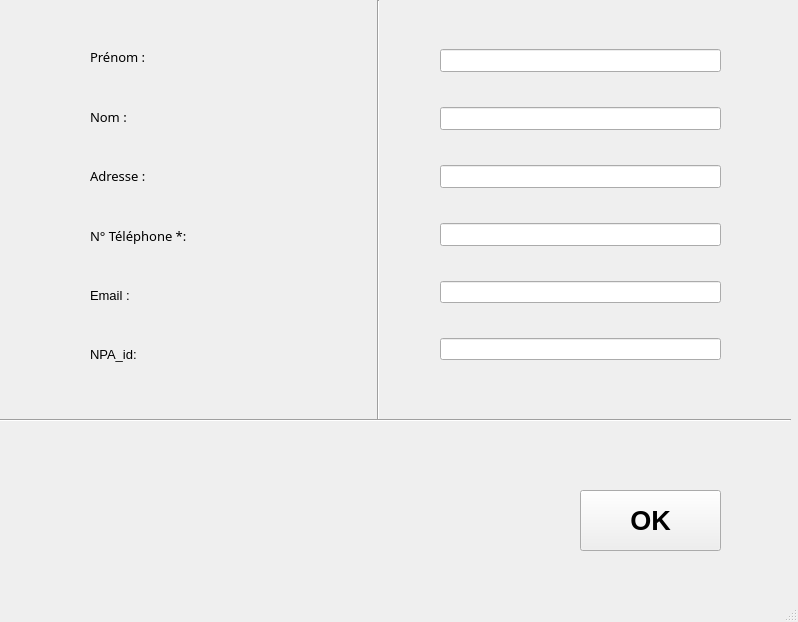
First picture: the form in Sploks/views/newclient.ui, repository alhelo-93/TPI-SPLOKS, before the edit.
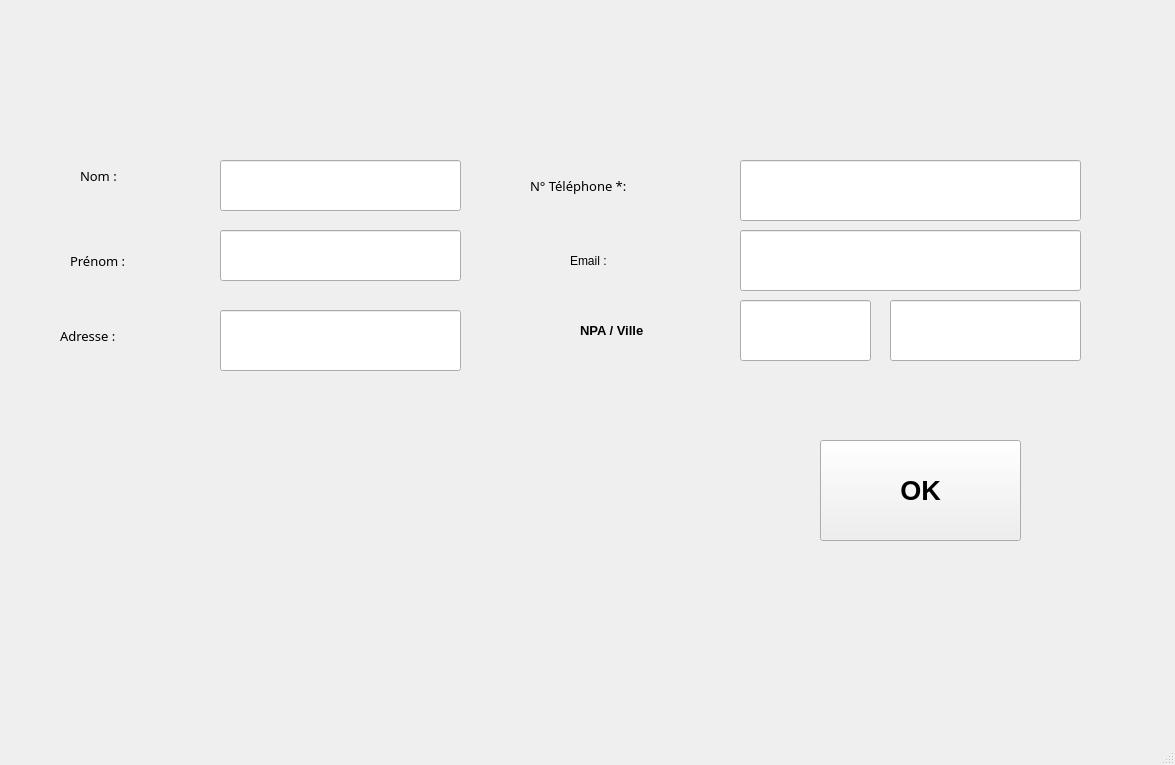
Second picture: the form after the edit.

Commit message: Create new form for add client

Patch:
```diff
--- a/Sploks/views/newclient.ui
+++ b/Sploks/views/newclient.ui
@@ -6,8 +6,8 @@
    <rect>
     <x>0</x>
     <y>0</y>
-    <width>798</width>
-    <height>622</height>
+    <width>1175</width>
+    <height>765</height>
    </rect>
   </property>
   <property name="windowTitle">
@@ -17,26 +17,35 @@
    <locale language="French" country="Switzerland"/>
   </property>
   <widget class="QWidget" name="centralwidget">
-   <widget class="QWidget" name="verticalLayoutWidget">
+   <widget class="QPushButton" name="btnAddOK">
     <property name="geometry">
      <rect>
-      <x>90</x>
-      <y>30</y>
+      <x>820</x>
+      <y>440</y>
       <width>201</width>
-      <height>351</height>
+      <height>101</height>
      </rect>
     </property>
     <property name="font">
      <font>
-      <pointsize>10</pointsize>
+      <pointsize>20</pointsize>
+      <weight>75</weight>
+      <bold>true</bold>
      </font>
     </property>
-    <layout class="QVBoxLayout" name="verticalLayout">
-     <property name="leftMargin">
-      <number>0</number>
-     </property>
-     <item>
+    <property name="text">
+     <string>OK</string>
+    </property>
+   </widget>
       <widget class="QLabel" name="lblname">
+    <property name="geometry">
+     <rect>
+      <x>70</x>
+      <y>240</y>
+      <width>111</width>
+      <height>41</height>
+     </rect>
+    </property>
        <property name="font">
         <font>
          <family>Arial Black</family>
@@ -53,9 +62,15 @@
         <string>Prénom :</string>
        </property>
       </widget>
-     </item>
-     <item>
       <widget class="QLabel" name="lblLastName">
+    <property name="geometry">
+     <rect>
+      <x>80</x>
+      <y>150</y>
+      <width>71</width>
+      <height>51</height>
+     </rect>
+    </property>
        <property name="font">
         <font>
          <family>Arial Black</family>
@@ -72,9 +87,15 @@
         <string>Nom :</string>
        </property>
       </widget>
-     </item>
-     <item>
       <widget class="QLabel" name="lblAdresse">
+    <property name="geometry">
+     <rect>
+      <x>60</x>
+      <y>300</y>
+      <width>121</width>
+      <height>71</height>
+     </rect>
+    </property>
        <property name="font">
         <font>
          <family>Arial Black</family>
@@ -91,9 +112,15 @@
         <string>Adresse :</string>
        </property>
       </widget>
-     </item>
-     <item>
       <widget class="QLabel" name="lblPhone">
+    <property name="geometry">
+     <rect>
+      <x>530</x>
+      <y>150</y>
+      <width>181</width>
+      <height>71</height>
+     </rect>
+    </property>
        <property name="font">
         <font>
          <family>Arial Black</family>
@@ -110,9 +137,15 @@
         <string>N° Téléphone *:</string>
        </property>
       </widget>
-     </item>
-     <item>
       <widget class="QLabel" name="lblEmail">
+    <property name="geometry">
+     <rect>
+      <x>570</x>
+      <y>240</y>
+      <width>111</width>
+      <height>41</height>
+     </rect>
+    </property>
        <property name="styleSheet">
         <string notr="true">font: 87 10pt &quot;Arial Black&quot;;</string>
        </property>
@@ -120,114 +153,100 @@
         <string>Email :</string>
        </property>
       </widget>
-     </item>
-     <item>
-      <widget class="QLabel" name="lblNPAId">
-       <property name="styleSheet">
-        <string notr="true">font: 87 10pt &quot;Arial Black&quot;;</string>
-       </property>
-       <property name="text">
-        <string>NPA_id:</string>
-       </property>
-      </widget>
-     </item>
-    </layout>
-   </widget>
-   <widget class="QPushButton" name="btnAddOK">
+   <widget class="QLineEdit" name="inputLastName">
     <property name="geometry">
      <rect>
-      <x>580</x>
-      <y>490</y>
-      <width>141</width>
-      <height>61</height>
+      <x>220</x>
+      <y>160</y>
+      <width>241</width>
+      <height>51</height>
      </rect>
     </property>
-    <property name="font">
-     <font>
-      <pointsize>20</pointsize>
-      <weight>75</weight>
-      <bold>true</bold>
-     </font>
-    </property>
-    <property name="text">
-     <string>OK</string>
-    </property>
    </widget>
-   <widget class="Line" name="line">
+   <widget class="QLineEdit" name="inputName">
     <property name="geometry">
      <rect>
-      <x>370</x>
-      <y>0</y>
-      <width>16</width>
-      <height>421</height>
+      <x>220</x>
+      <y>230</y>
+      <width>241</width>
+      <height>51</height>
      </rect>
     </property>
-    <property name="orientation">
-     <enum>Qt::Vertical</enum>
-    </property>
    </widget>
-   <widget class="Line" name="line_2">
+   <widget class="QLineEdit" name="inputAddress">
     <property name="geometry">
      <rect>
-      <x>0</x>
-      <y>410</y>
-      <width>791</width>
-      <height>20</height>
+      <x>220</x>
+      <y>310</y>
+      <width>241</width>
+      <height>61</height>
      </rect>
     </property>
-    <property name="orientation">
-     <enum>Qt::Horizontal</enum>
-    </property>
    </widget>
-   <widget class="QWidget" name="verticalLayoutWidget_2">
+   <widget class="QLineEdit" name="inputPhone">
     <property name="geometry">
      <rect>
-      <x>440</x>
-      <y>20</y>
-      <width>281</width>
-      <height>371</height>
+      <x>740</x>
+      <y>160</y>
+      <width>341</width>
+      <height>61</height>
      </rect>
     </property>
-    <property name="font">
-     <font>
-      <pointsize>10</pointsize>
-     </font>
-    </property>
-    <layout class="QVBoxLayout" name="verticalLayout_2">
-     <property name="leftMargin">
-      <number>0</number>
-     </property>
-     <item>
-      <widget class="QLineEdit" name="inputLastName"/>
-     </item>
-     <item>
-      <widget class="QLineEdit" name="inputName"/>
-     </item>
-     <item>
-      <widget class="QLineEdit" name="inputAddress"/>
-     </item>
-     <item>
-      <widget class="QLineEdit" name="inputPhone"/>
-     </item>
-     <item>
+   </widget>
       <widget class="QLineEdit" name="inputEmail">
+    <property name="geometry">
+     <rect>
+      <x>740</x>
+      <y>230</y>
+      <width>341</width>
+      <height>61</height>
+     </rect>
+    </property>
        <property name="font">
         <font>
          <pointsize>8</pointsize>
         </font>
        </property>
       </widget>
-     </item>
-     <item>
-      <widget class="QLineEdit" name="inputNPAId">
+   <widget class="QLineEdit" name="inputNpa">
+    <property name="geometry">
+     <rect>
+      <x>740</x>
+      <y>300</y>
+      <width>131</width>
+      <height>61</height>
+     </rect>
+    </property>
+   </widget>
+   <widget class="QLineEdit" name="inputCity">
+    <property name="geometry">
+     <rect>
+      <x>890</x>
+      <y>300</y>
+      <width>191</width>
+      <height>61</height>
+     </rect>
+    </property>
+   </widget>
+   <widget class="QLabel" name="NpaVille">
+    <property name="geometry">
+     <rect>
+      <x>580</x>
+      <y>310</y>
+      <width>121</width>
+      <height>41</height>
+     </rect>
+    </property>
        <property name="font">
         <font>
-         <pointsize>8</pointsize>
-        </font>
-       </property>
-      </widget>
-     </item>
-    </layout>
+      <pointsize>10</pointsize>
+      <weight>75</weight>
+      <bold>true</bold>
+     </font>
+    </property>
+    <property name="text">
+     <string>NPA / Ville</string>
+    </property>
    </widget>
   </widget>
   <widget class="QStatusBar" name="statusbar"/>
```
Lines whose indentation alone changed are shown as unchanged.
